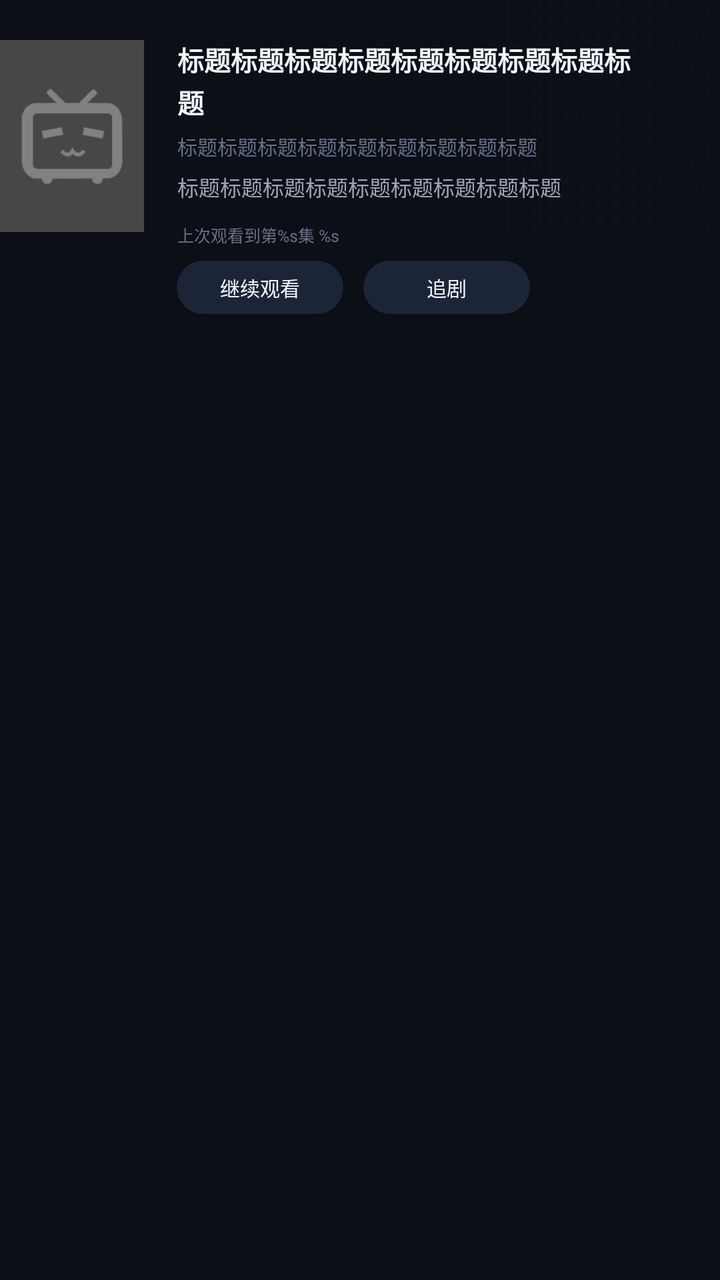
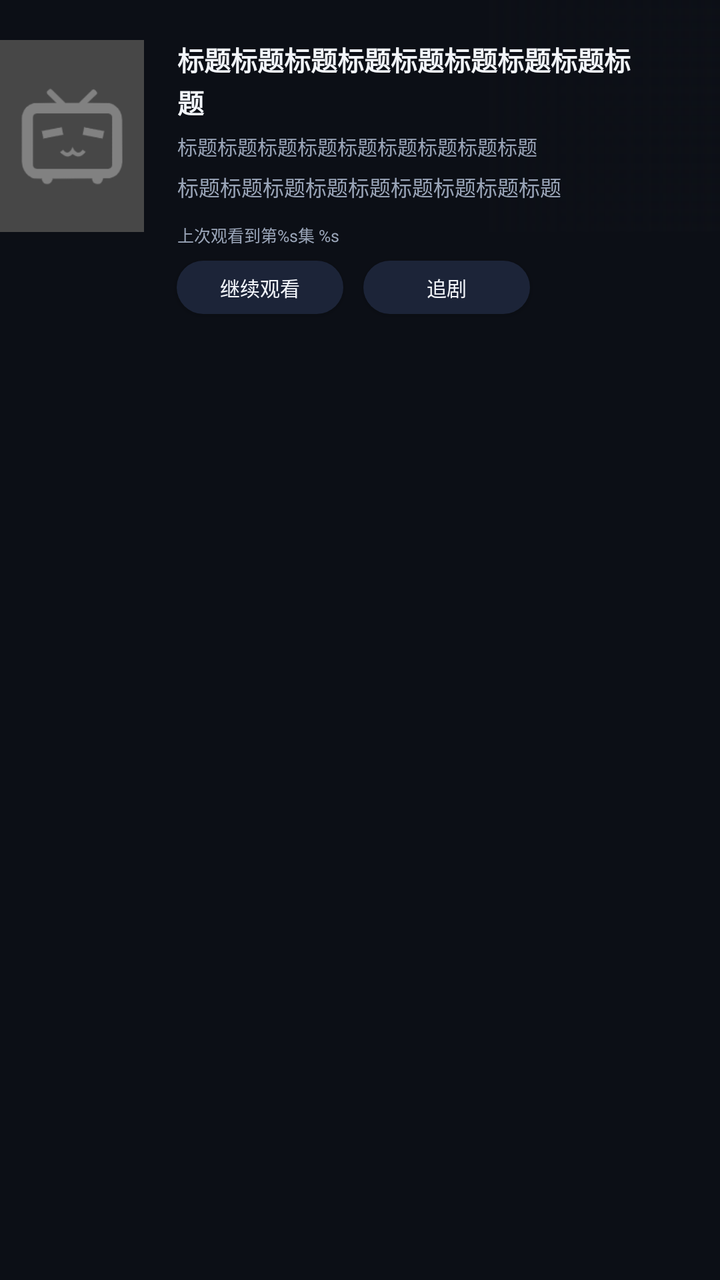

Screens rendered from an Android XML layout before and after an edit, with the pre-edit source and the edit as a unified diff.
<!-- AndroidManifest.xml: application theme Theme.BTelly -->
<!-- res/layout/cell_series_head.xml -->
<?xml version="1.0" encoding="utf-8"?>
<androidx.constraintlayout.widget.ConstraintLayout xmlns:android="http://schemas.android.com/apk/res/android"
    xmlns:app="http://schemas.android.com/apk/res-auto"
    android:layout_width="match_parent"
    android:layout_height="wrap_content"
    android:paddingBottom="@dimen/px30">

    <androidx.appcompat.widget.AppCompatImageView
        android:id="@+id/image_top"
        android:layout_width="0dp"
        android:layout_height="0dp"
        android:scaleType="centerCrop"
        app:layout_constraintBottom_toBottomOf="@+id/image_cover"
        app:layout_constraintDimensionRatio="h,1:1"
        app:layout_constraintEnd_toEndOf="parent"
        app:layout_constraintTop_toTopOf="parent"/>
    <View
        android:background="@drawable/series_top_cover"
        android:layout_width="0dp"
        android:layout_height="0dp"
        app:layout_constraintBottom_toBottomOf="@+id/image_top"
        app:layout_constraintEnd_toEndOf="@+id/image_top"
        app:layout_constraintStart_toStartOf="@+id/image_top"
        app:layout_constraintTop_toTopOf="@+id/image_top"/>
    <View
        android:background="@drawable/series_top_cover_2"
        android:layout_width="0dp"
        android:layout_height="0dp"
        app:layout_constraintBottom_toBottomOf="@+id/image_top"
        app:layout_constraintEnd_toEndOf="@+id/image_top"
        app:layout_constraintStart_toStartOf="@+id/image_top"
        app:layout_constraintTop_toTopOf="@+id/image_top"/>
    <androidx.appcompat.widget.AppCompatImageView
        android:id="@+id/image_cover"
        android:layout_width="0dp"
        android:layout_height="0dp"
        android:layout_marginTop="@dimen/px60"
        android:scaleType="centerCrop"
        android:contentDescription="Series Cover"
        android:elevation="10dp"
        app:layout_constraintDimensionRatio="h,3:4"
        app:layout_constraintStart_toStartOf="parent"
        app:layout_constraintTop_toTopOf="parent"
        app:layout_constraintWidth_percent="0.2"
        app:srcCompat="@drawable/default_video"/>
    <androidx.appcompat.widget.AppCompatTextView
        android:id="@+id/text_title"
        android:layout_width="0dp"
        android:layout_height="wrap_content"
        android:layout_marginStart="@dimen/px50"
        android:layout_marginEnd="@dimen/px100"
        android:layout_marginLeft="@dimen/px50"
        android:layout_marginRight="@dimen/px100"
        android:lineSpacingMultiplier="1.1"
        android:text="标题标题标题标题标题标题标题标题标题"
        android:textColor="?android:attr/textColorPrimary"
        android:textSize="@dimen/px40"
        android:textStyle="bold"
        app:layout_constraintEnd_toEndOf="parent"
        app:layout_constraintStart_toEndOf="@+id/image_cover"
        app:layout_constraintTop_toTopOf="@+id/image_cover" />

    <androidx.appcompat.widget.AppCompatTextView
        android:id="@+id/text_subtitle"
        android:layout_width="0dp"
        android:layout_height="wrap_content"
        android:layout_marginTop="@dimen/px15"
        android:lineSpacingMultiplier="1.1"
        android:text="标题标题标题标题标题标题标题标题标题"
        android:textColor="?attr/tabBarNormal"
        android:textSize="@dimen/px30"
        app:layout_constraintEnd_toEndOf="@+id/text_title"
        app:layout_constraintStart_toStartOf="@+id/text_title"
        app:layout_constraintTop_toBottomOf="@+id/text_title"
        app:layout_constraintVertical_bias="0.1" />

    <androidx.appcompat.widget.AppCompatTextView
        android:id="@+id/text_description"
        android:layout_width="0dp"
        android:layout_height="wrap_content"
        android:layout_marginTop="@dimen/px15"
        android:text="标题标题标题标题标题标题标题标题标题"
        android:textColor="?android:attr/textColorSecondary"
        android:textSize="@dimen/px32"
        app:layout_constraintEnd_toEndOf="@+id/text_title"
        app:layout_constraintStart_toStartOf="@+id/text_title"
        app:layout_constraintTop_toBottomOf="@+id/text_subtitle" />

    <androidx.appcompat.widget.AppCompatTextView
        android:id="@+id/text_watch_info"
        android:layout_width="wrap_content"
        android:layout_height="wrap_content"
        android:layout_marginTop="@dimen/px30"
        android:text="@string/last_watch_"
        android:textColor="?attr/tabBarNormal"
        android:textSize="@dimen/px25"
        app:layout_constraintStart_toStartOf="@+id/text_title"
        app:layout_constraintTop_toBottomOf="@+id/text_description" />

    <androidx.appcompat.widget.AppCompatButton
        android:id="@+id/button_continue_watch"
        android:layout_width="@dimen/px250"
        android:layout_height="@dimen/px80"
        android:layout_marginStart="@dimen/px49"
        android:layout_marginLeft="@dimen/px49"
        android:layout_marginTop="@dimen/px20"
        android:background="@drawable/button_common"
        android:text="@string/continue_watch"
        android:textSize="@dimen/px30"
        app:layout_constraintStart_toEndOf="@+id/image_cover"
        app:layout_constraintTop_toBottomOf="@+id/text_watch_info">

        <requestFocus />
    </androidx.appcompat.widget.AppCompatButton>

    <androidx.appcompat.widget.AppCompatButton
        android:id="@+id/button_follow_series"
        android:layout_width="@dimen/px250"
        android:layout_height="@dimen/px80"
        android:layout_marginStart="@dimen/px30"
        android:layout_marginLeft="@dimen/px30"
        android:background="@drawable/button_common"
        android:text="@string/follow_series"
        android:textSize="@dimen/px30"
        app:layout_constraintBottom_toBottomOf="@+id/button_continue_watch"
        app:layout_constraintStart_toEndOf="@+id/button_continue_watch"
        app:layout_constraintTop_toTopOf="@+id/button_continue_watch" />
</androidx.constraintlayout.widget.ConstraintLayout>
<!-- resources referenced by this layout -->
<resources>
  <dimen name="px100">100px</dimen>
  <dimen name="px15">15px</dimen>
  <dimen name="px20">20px</dimen>
  <dimen name="px25">25px</dimen>
  <dimen name="px250">250px</dimen>
  <dimen name="px30">30px</dimen>
  <dimen name="px32">32px</dimen>
  <dimen name="px40">40px</dimen>
  <dimen name="px49">49px</dimen>
  <dimen name="px50">50px</dimen>
  <dimen name="px60">60px</dimen>
  <dimen name="px80">80px</dimen>
  <!-- drawable button_common (drawable) -->
  <?xml version="1.0" encoding="utf-8"?>
  <selector xmlns:android="http://schemas.android.com/apk/res/android" android:exitFadeDuration="@android:integer/config_shortAnimTime">
      <item android:state_pressed="true">
          <shape>
              <solid android:color="?attr/colorPrimary"/>
              <corners android:radius="@dimen/px100"/>
          </shape>
      </item>
      <item android:state_focused="true">
          <shape>
              <solid android:color="?attr/colorControlHighlight"/>
              <corners android:radius="@dimen/px100"/>
          </shape>
      </item>
      <item>
          <shape>
              <solid android:color="?attr/buttonBackgroundColor"/>
              <corners android:radius="@dimen/px100"/>
          </shape>
      </item>
  </selector>
  <!-- drawable series_top_cover (drawable) -->
  <?xml version="1.0" encoding="utf-8"?>
  <shape xmlns:android="http://schemas.android.com/apk/res/android">
      <gradient
          android:angle="270"
          android:endColor="?attr/backgroundColor"
          android:startColor="#00000000" />
  </shape>
  <!-- drawable series_top_cover_2 (drawable) -->
  <?xml version="1.0" encoding="utf-8"?>
  <shape xmlns:android="http://schemas.android.com/apk/res/android">
      <gradient
          android:angle="180"
          android:endColor="?attr/backgroundColor"
          android:startColor="#00000000" />
  </shape>
  <string name="continue_watch">继续观看</string>
  <string name="follow_series">追剧</string>
  <string name="last_watch_" formatted="false">上次观看到第%s集 %s</string>
  <style name="Theme.BTelly" parent="@style/Theme.BTellyBase">
      </style>
  <style name="WindowAnimationTransition" parent="">
          <item name="android:windowEnterAnimation">@android:anim/fade_in</item>
          <item name="android:windowExitAnimation">@android:anim/fade_out</item>
      </style>
  <color name="tv_surface">#0C0F16</color>
  <color name="tv_surface_raised">#141A29</color>
  <color name="tv_surface_overlay">#1C2438</color>
  <color name="tv_divider">#26304A</color>
  <color name="tv_accent">#00C2A8</color>
  <color name="tv_accent_dim">#123B34</color>
  <color name="tv_accent_on">#00312A</color>
  <color name="tv_text_primary">#F2F5FA</color>
  <color name="tv_text_secondary">#9AA5B8</color>
  <color name="tv_text_tertiary">#67718A</color>
  <color name="tv_scrim">#99000000</color>
  <!-- unchanged entries left out for length: 2 -->
</resources>

<!-- the commit's change to res/layout/cell_series_head.xml (unified diff, before → after) -->
@@ -67,7 +67,7 @@
         android:layout_marginTop="@dimen/px15"
         android:lineSpacingMultiplier="1.1"
         android:text="标题标题标题标题标题标题标题标题标题"
-        android:textColor="?attr/tabBarNormal"
+        android:textColor="?attr/tvTextSecondary"
         android:textSize="@dimen/px30"
         app:layout_constraintEnd_toEndOf="@+id/text_title"
         app:layout_constraintStart_toStartOf="@+id/text_title"
@@ -92,7 +92,7 @@
         android:layout_height="wrap_content"
         android:layout_marginTop="@dimen/px30"
         android:text="@string/last_watch_"
-        android:textColor="?attr/tabBarNormal"
+        android:textColor="?attr/tvTextSecondary"
         android:textSize="@dimen/px25"
         app:layout_constraintStart_toStartOf="@+id/text_title"
         app:layout_constraintTop_toBottomOf="@+id/text_description" />
